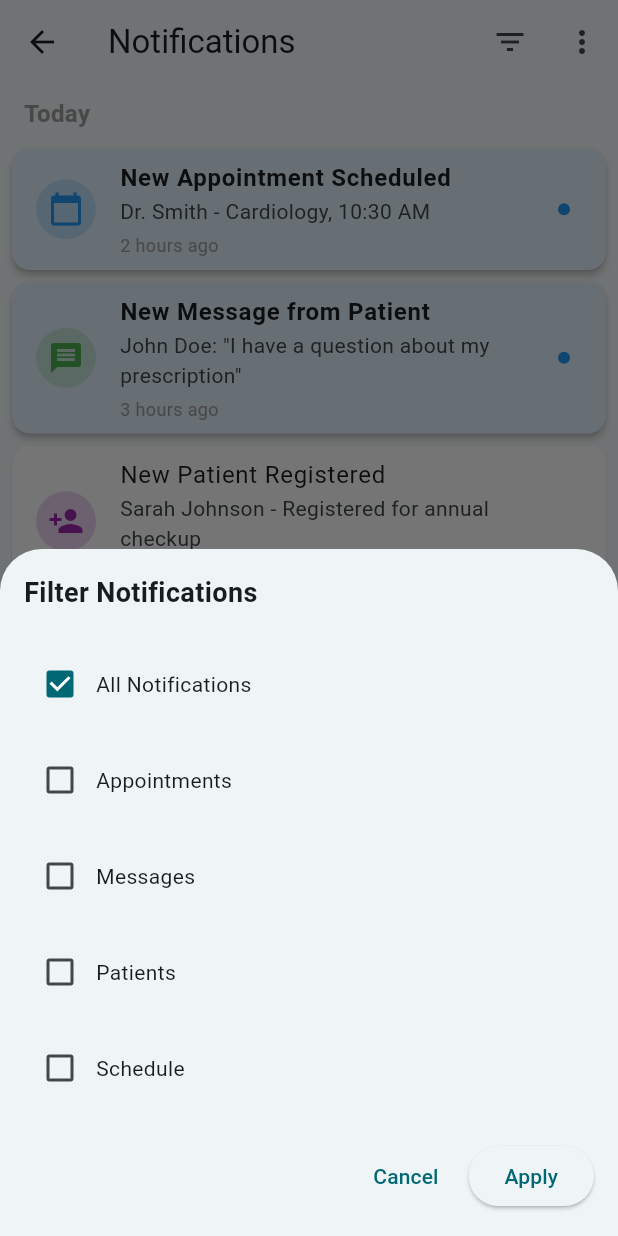
After one commit to Mkasi09/e_hospital, a Flutter app: the NotificationScreen screen opened directly, after a tap on the "filter list" icon, on a phone screen of 412 x 824 dp. The commit adds this screen. Run offline on Flutter 3.47's test engine with Material 3 defaults, Android fonts, the phone set to English and light mode, and no system bars; our stand-ins replace cloud_firestore, file_picker, firebase_auth, firebase_core, firebase_storage, table_calendar; missing offline and left inert: syncfusion_flutter_pdfviewer; accounts and stored records are empty.

Commit message:
notification

```diff
--- /dev/null
+++ b/lib/screens/doctor/doctors_notifications/doctors_notification_screen.dart
@@ -0,0 +1,222 @@
+import 'package:flutter/material.dart';
+import 'package:intl/intl.dart';
+
+class NotificationScreen extends StatelessWidget {
+  const NotificationScreen({super.key});
+
+  @override
+  Widget build(BuildContext context) {
+    return Scaffold(
+      appBar: AppBar(
+        title: const Text('Notifications'),
+        actions: [
+          IconButton(
+            icon: const Icon(Icons.filter_list),
+            onPressed: () {
+              // Implement filter functionality
+              _showFilterBottomSheet(context);
+            },
+          ),
+          IconButton(
+            icon: const Icon(Icons.more_vert),
+            onPressed: () {
+              // Implement more options
+            },
+          ),
+        ],
+      ),
+      body: ListView(
+        children: [
+          _buildDateHeader('Today'),
+          _buildNotificationItem(
+            icon: Icons.calendar_today,
+            iconColor: Colors.blue,
+            title: 'New Appointment Scheduled',
+            subtitle: 'Dr. Smith - Cardiology, 10:30 AM',
+            time: '2 hours ago',
+            isUnread: true,
+          ),
+          _buildNotificationItem(
+            icon: Icons.message,
+            iconColor: Colors.green,
+            title: 'New Message from Patient',
+            subtitle: 'John Doe: "I have a question about my prescription"',
+            time: '3 hours ago',
+            isUnread: true,
+          ),
+          _buildNotificationItem(
+            icon: Icons.person_add,
+            iconColor: Colors.purple,
+            title: 'New Patient Registered',
+            subtitle: 'Sarah Johnson - Registered for annual checkup',
+            time: '5 hours ago',
+            isUnread: false,
+          ),
+          _buildDateHeader('Yesterday'),
+          _buildNotificationItem(
+            icon: Icons.schedule,
+            iconColor: Colors.orange,
+            title: 'Schedule Change',
+            subtitle: 'Your Wednesday shift has been extended by 1 hour',
+            time: 'Yesterday, 4:30 PM',
+            isUnread: false,
+          ),
+          _buildNotificationItem(
+            icon: Icons.calendar_today,
+            iconColor: Colors.blue,
+            title: 'Appointment Reminder',
+            subtitle: 'Mrs. Anderson - Pediatrics, 9:00 AM tomorrow',
+            time: 'Yesterday, 2:15 PM',
+            isUnread: false,
+          ),
+          _buildNotificationItem(
+            icon: Icons.medical_services,
+            iconColor: Colors.red,
+            title: 'Lab Results Available',
+            subtitle: 'Blood test results for patient Michael Brown',
+            time: 'Yesterday, 11:20 AM',
+            isUnread: false,
+          ),
+          _buildDateHeader('This Week'),
+          _buildNotificationItem(
+            icon: Icons.event_busy,
+            iconColor: Colors.amber,
+            title: 'Appointment Cancelled',
+            subtitle: 'Robert Wilson cancelled his 3:00 PM appointment',
+            time: 'Monday, 1:45 PM',
+            isUnread: false,
+          ),
+        ],
+      ),
+      floatingActionButton: FloatingActionButton(
+        onPressed: () {
+          // Mark all as read functionality
+        },
+        child: const Icon(Icons.done_all),
+        tooltip: 'Mark all as read',
+      ),
+    );
+  }
+
+  Widget _buildDateHeader(String date) {
+    return Padding(
+      padding: const EdgeInsets.symmetric(horizontal: 16.0, vertical: 8.0),
+      child: Text(
+        date,
+        style: const TextStyle(
+          fontSize: 16,
+          fontWeight: FontWeight.bold,
+          color: Colors.grey,
+        ),
+      ),
+    );
+  }
+
+  Widget _buildNotificationItem({
+    required IconData icon,
+    required Color iconColor,
+    required String title,
+    required String subtitle,
+    required String time,
+    required bool isUnread,
+  }) {
+    return Card(
+      margin: const EdgeInsets.symmetric(horizontal: 8.0, vertical: 4.0),
+      elevation: isUnread ? 2.0 : 0.5,
+      color: isUnread ? Colors.blue.shade50 : Colors.white,
+      child: ListTile(
+        leading: Container(
+          padding: const EdgeInsets.all(8.0),
+          decoration: BoxDecoration(
+            color: iconColor.withOpacity(0.2),
+            shape: BoxShape.circle,
+          ),
+          child: Icon(icon, color: iconColor),
+        ),
+        title: Text(
+          title,
+          style: TextStyle(
+            fontWeight: isUnread ? FontWeight.bold : FontWeight.normal,
+          ),
+        ),
+        subtitle: Column(
+          crossAxisAlignment: CrossAxisAlignment.start,
+          children: [
+            Text(subtitle),
+            const SizedBox(height: 4),
+            Text(
+              time,
+              style: const TextStyle(fontSize: 12, color: Colors.grey),
+            ),
+          ],
+        ),
+        trailing: isUnread
+            ? const CircleAvatar(
+          radius: 4,
+          backgroundColor: Colors.blue,
+        )
+            : null,
+        onTap: () {
+          // Handle notification tap
+        },
+      ),
+    );
+  }
+
+  void _showFilterBottomSheet(BuildContext context) {
+    showModalBottomSheet(
+      context: context,
+      builder: (context) {
+        return Container(
+          padding: const EdgeInsets.all(16.0),
+          child: Column(
+            mainAxisSize: MainAxisSize.min,
+            crossAxisAlignment: CrossAxisAlignment.start,
+            children: [
+              const Text(
+                'Filter Notifications',
+                style: TextStyle(fontSize: 18, fontWeight: FontWeight.bold),
+              ),
+              const SizedBox(height: 16),
+              _buildFilterOption('All Notifications', true),
+              _buildFilterOption('Appointments', false),
+              _buildFilterOption('Messages', false),
+              _buildFilterOption('Patients', false),
+              _buildFilterOption('Schedule', false),
+              const SizedBox(height: 16),
+              Row(
+                mainAxisAlignment: MainAxisAlignment.end,
+                children: [
+                  TextButton(
+                    onPressed: () => Navigator.pop(context),
+                    child: const Text('Cancel'),
+                  ),
+                  const SizedBox(width: 8),
+                  ElevatedButton(
+                    onPressed: () => Navigator.pop(context),
+                    child: const Text('Apply'),
+                  ),
+                ],
+              ),
+            ],
+          ),
+        );
+      },
+    );
+  }
+
+  Widget _buildFilterOption(String title, bool isSelected) {
+    return Padding(
+      padding: const EdgeInsets.symmetric(vertical: 8.0),
+      child: Row(
+        children: [
+          Checkbox(
+            value: isSelected,
+            onChanged: (value) {},
+          ),
+          Text(title),
+        ],
+      ),
+    );
+  }
+}
--- a/lib/screens/doctor/home/doctor_home.dart
+++ b/lib/screens/doctor/home/doctor_home.dart
@@ -4,6 +4,7 @@ import 'package:flutter/material.dart';
 import '../../../widgets/drawer.dart';
 import '../../../widgets/home_tile.dart';
 import '../../patient/my_appointments/appointments.dart';
+import '../doctors_notifications/doctors_notification_screen.dart';
 import '../patients/Doctors_patient_screen.dart';
 import '../schedule/schedule_screen.dart';
 
@@ -21,7 +22,10 @@ class DoctorsHomepage extends StatelessWidget {
           IconButton(
             icon: Icon(Icons.notifications),
             onPressed: () {
-              // Handle notification icon tap
+              Navigator.push(
+                context,
+                MaterialPageRoute(builder: (context) => const NotificationScreen()),
+              );
             },
           ),
         ],
--- a/lib/widgets/drawer.dart
+++ b/lib/widgets/drawer.dart
@@ -3,7 +3,7 @@ import 'package:e_hospital/screens/profile/profile.dart';
 import 'package:firebase_auth/firebase_auth.dart';
 import 'package:flutter/material.dart';
 
-import '../screens/doctor/doctor_settings/doctor_settings_screen.dart';
+import '../screens/settings/doctor_settings_screen.dart';
 
 class PatientDrawer extends StatelessWidget {
   const PatientDrawer({super.key});
```
Also changed, not shown: lib/screens/patient/book/appointment_service.dart (+81 -2 lines), lib/screens/settings/appointment_reminder.dart (renamed from lib/screens/doctor/doctor_settings/doctor_appointment_reminder.dart), lib/screens/settings/doctor_settings_screen.dart (renamed from lib/screens/doctor/doctor_settings/doctor_settings_screen.dart).
